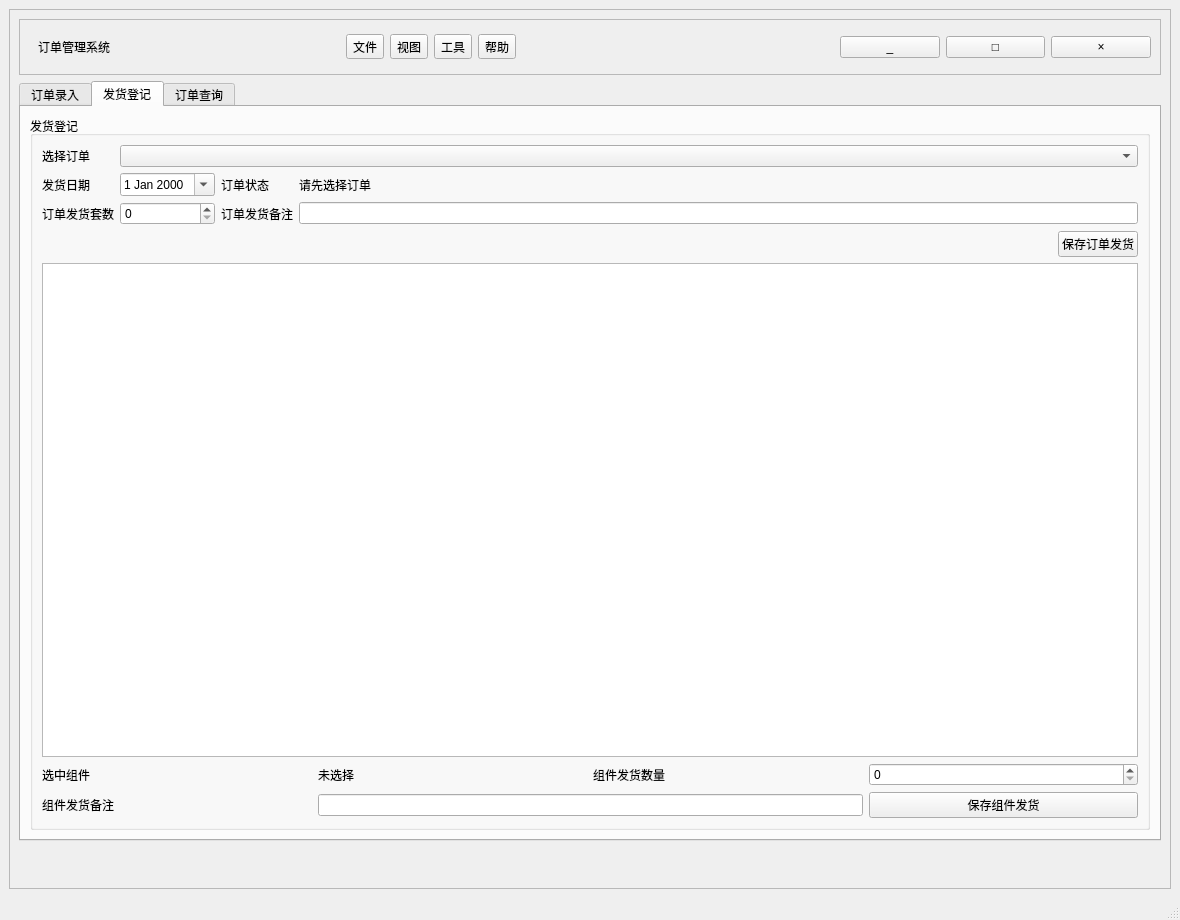
This is mainwindow.ui in RenrenJLM/OrderManagerSystem as Qt 5 draws it before an edit. The edited form follows.
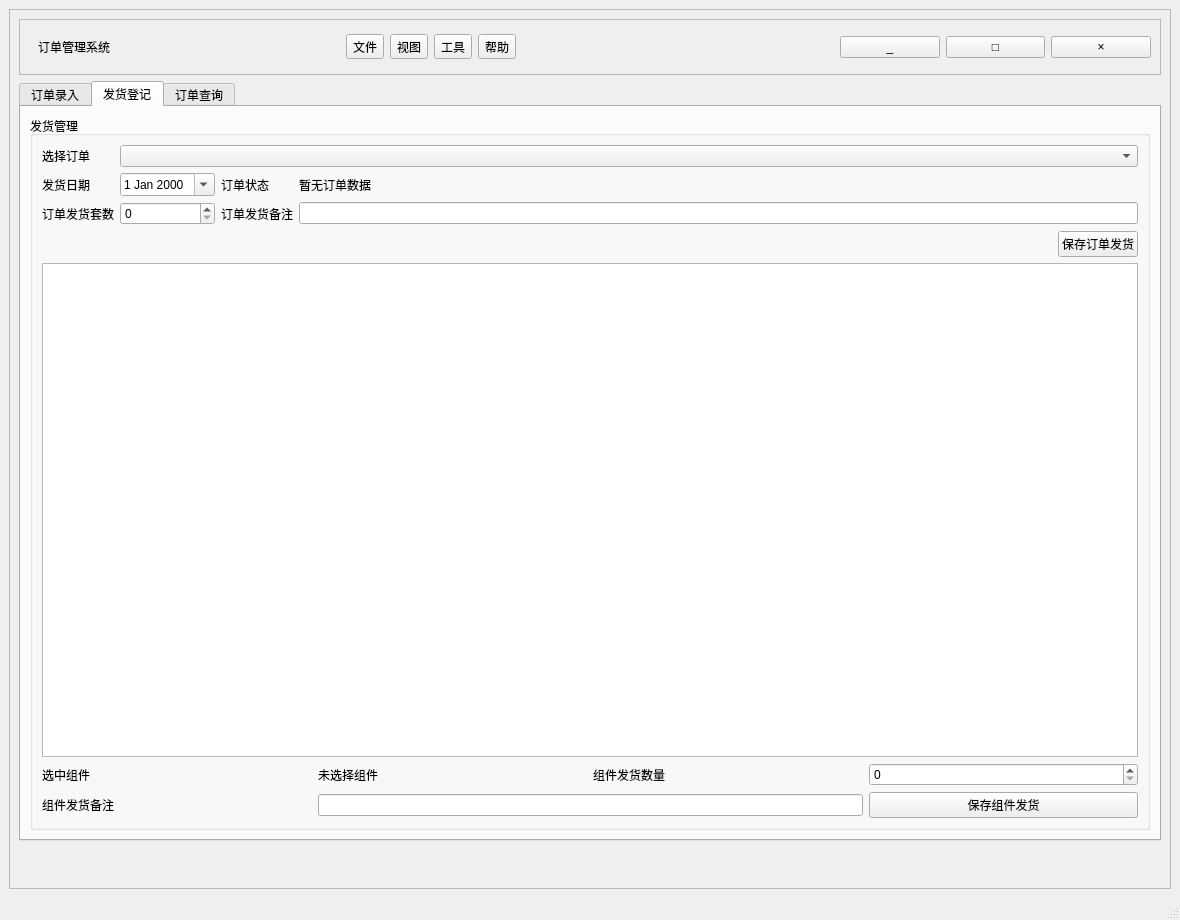
This is the edited form. The open tabs and pages were chosen to show the change.

The edit to the form file:
```diff
--- a/mainwindow.ui
+++ b/mainwindow.ui
@@ -347,7 +347,7 @@
         <item>
          <widget class="QGroupBox" name="shipmentGroupBox">
           <property name="title">
-           <string>发货登记</string>
+           <string>发货管理</string>
           </property>
           <layout class="QVBoxLayout" name="shipmentLayout">
            <item>
@@ -386,7 +386,7 @@
              <item row="1" column="3">
               <widget class="QLabel" name="shipmentOrderStatusValueLabel">
                <property name="text">
-                <string>请先选择订单</string>
+                <string>暂无订单数据</string>
                </property>
               </widget>
              </item>
@@ -455,7 +455,7 @@
              <item row="0" column="1">
               <widget class="QLabel" name="selectedComponentValueLabel">
                <property name="text">
-                <string>未选择</string>
+                <string>未选择组件</string>
                </property>
               </widget>
              </item>
```
Left out of the diff: 8 changed lines with no effect on the pictures.
